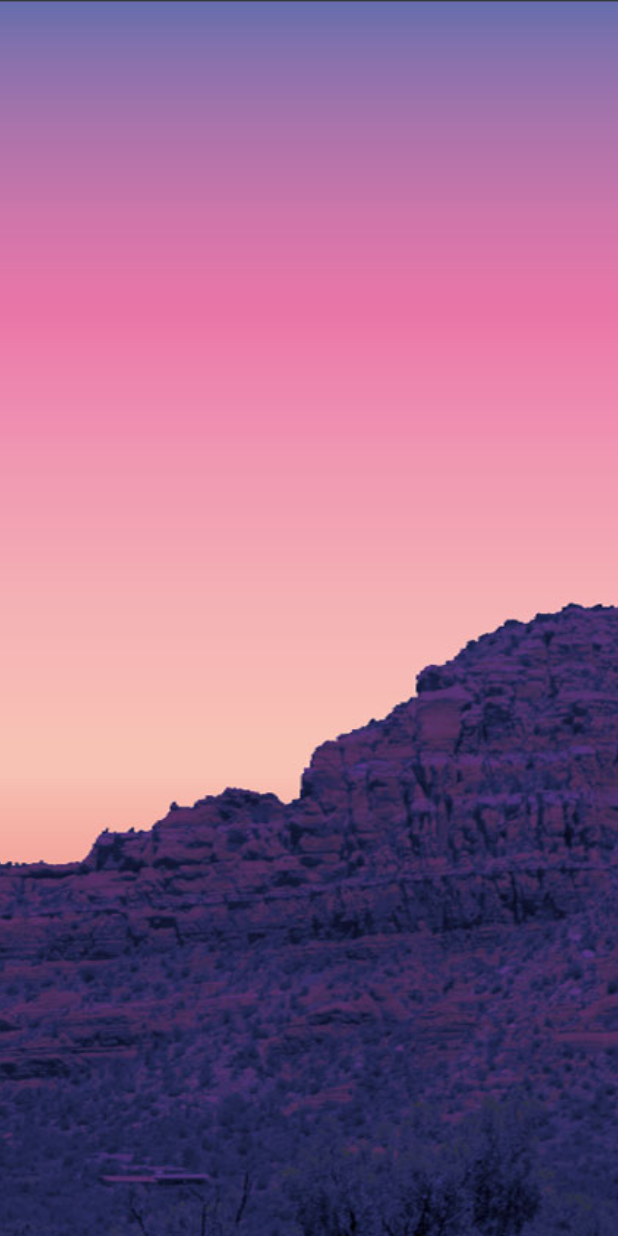
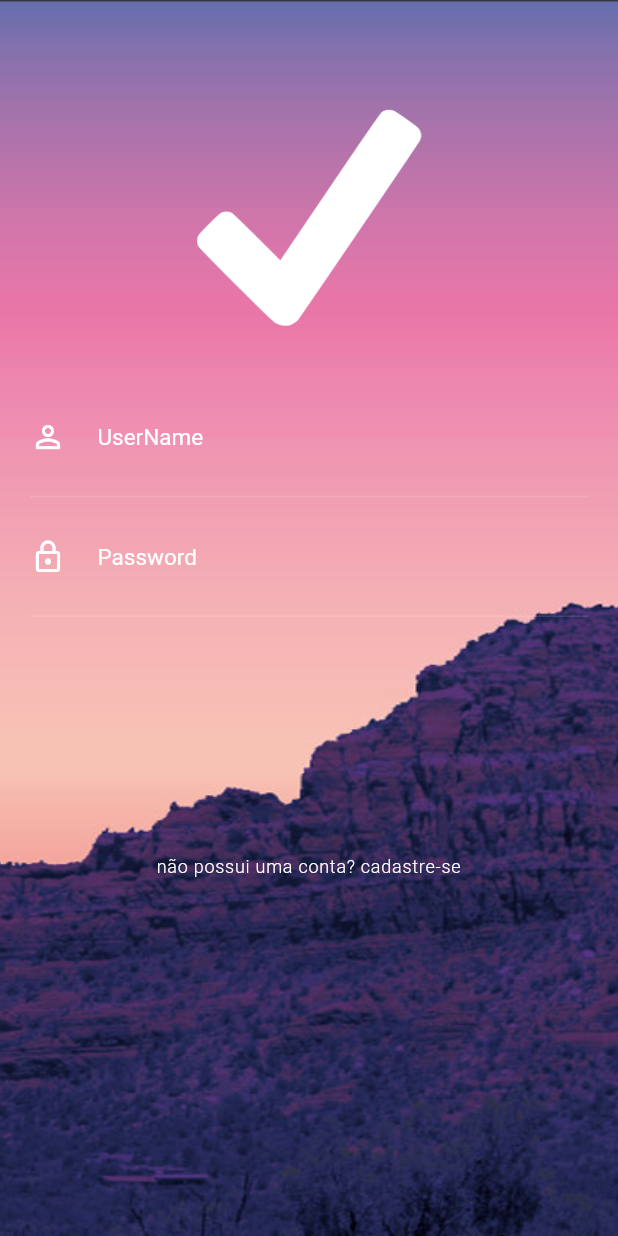
Before and after one commit to Guilimac/FlutterAnimations, a Flutter app: the screen it shows after launch, on a phone screen of 412 x 824 dp. Run offline on Flutter 3.47's test engine with Material 2 defaults, Android fonts, the phone set to English and light mode, and no system bars.

Commit message:
tela de signin estrutura basica

```diff
--- a/lib/screens/login/login_screen.dart
+++ b/lib/screens/login/login_screen.dart
@@ -1,4 +1,6 @@
 import 'package:flutter/material.dart';
+import 'package:my_animmated_app/screens/login/widgets/form_container.dart';
+import 'package:my_animmated_app/screens/login/widgets/sign_up_button.dart';
 
 class LoginScreen extends StatefulWidget {
   @override
@@ -16,6 +18,28 @@ class _LoginScreenState extends State<LoginScreen> {
             fit: BoxFit.cover
           )
         ),
+        child: ListView(
+          padding: EdgeInsets.zero,
+          children: [
+            Stack(
+              children: [
+                Column(
+                  children: [
+                    Padding(
+                        padding: EdgeInsets.only(top:70, bottom: 32),
+                        child: Image.asset("images/tickicon.png",
+                          width: 150,
+                          height: 150,
+                          fit: BoxFit.contain,),
+                    ),
+                    FormContainer(),
+                    SignUpButton()
+                  ],
+                )
+              ],
+            )
+          ],
+        ),
       ),
     );
   }
--- /dev/null
+++ b/lib/screens/login/widgets/form_container.dart
@@ -0,0 +1,27 @@
+import 'package:flutter/material.dart';
+import 'package:my_animmated_app/screens/login/widgets/input_field.dart';
+
+class FormContainer extends StatelessWidget {
+  @override
+  Widget build(BuildContext context) {
+    return Container(
+      margin: EdgeInsets.symmetric(horizontal: 20),
+      child: Form(
+        child: Column(
+          children: [
+            InputField(
+              hint: "UserName",
+              obscure: false,
+              icon: Icons.person_outline
+            ),
+            InputField(
+                hint: "Password",
+                obscure: true,
+                icon: Icons.lock_outline
+            ),
+          ],
+        ),
+      ),
+    );
+  }
+}
--- /dev/null
+++ b/lib/screens/login/widgets/input_field.dart
@@ -0,0 +1,43 @@
+import 'package:flutter/material.dart';
+
+class InputField extends StatelessWidget {
+  final String hint;
+  final bool obscure;
+  final IconData icon;
+
+  InputField({this.hint, this.obscure, this.icon});
+  @override
+  Widget build(BuildContext context) {
+    return Container(
+      decoration: BoxDecoration(
+        border: Border(
+          bottom: BorderSide(
+            color: Colors.white24,
+            width: 0.5
+          )
+        )
+      ),
+      child: TextFormField(
+        obscureText: obscure,
+        style: TextStyle(color: Colors.white),
+        decoration: InputDecoration(
+          icon: Icon(icon,
+          color: Colors.white,),
+          border: InputBorder.none,
+          hintText: hint,
+          hintStyle: TextStyle(
+            color: Colors.white,
+            fontSize: 15
+          ),
+          contentPadding: EdgeInsets.only(
+            top: 30,
+            right: 30,
+            bottom: 30,
+            left: 5
+          )
+
+        ),
+      ),
+    );
+  }
+}
--- /dev/null
+++ b/lib/screens/login/widgets/sign_up_button.dart
@@ -0,0 +1,22 @@
+import 'package:flutter/material.dart';
+
+class SignUpButton extends StatelessWidget {
+  @override
+  Widget build(BuildContext context) {
+    return FlatButton(
+      padding: EdgeInsets.only(top: 160),
+        onPressed: (){},
+        child: Text(
+          "não possui uma conta? cadastre-se",
+          textAlign: TextAlign.center,
+          overflow: TextOverflow.ellipsis,
+          style: TextStyle(
+            fontWeight: FontWeight.w300,
+            color: Colors.white,
+            fontSize: 12,
+            letterSpacing: 0.5
+          ),
+        )
+    );
+  }
+}
```
